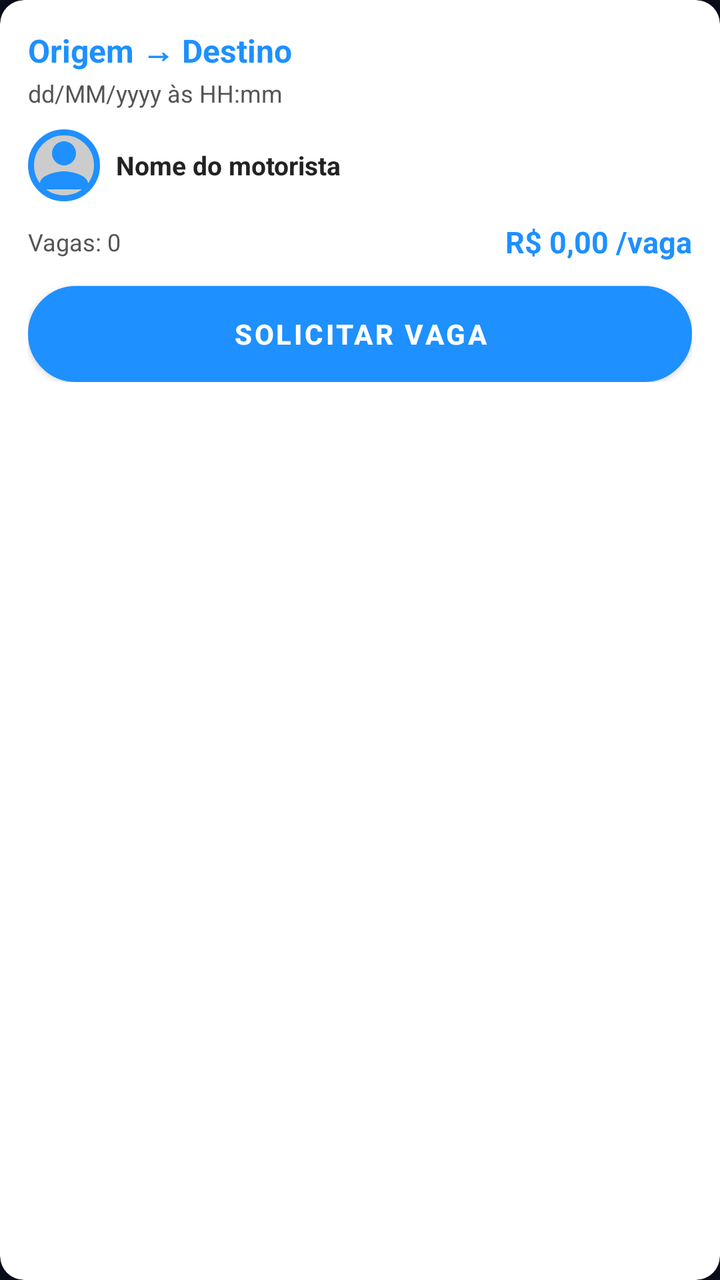
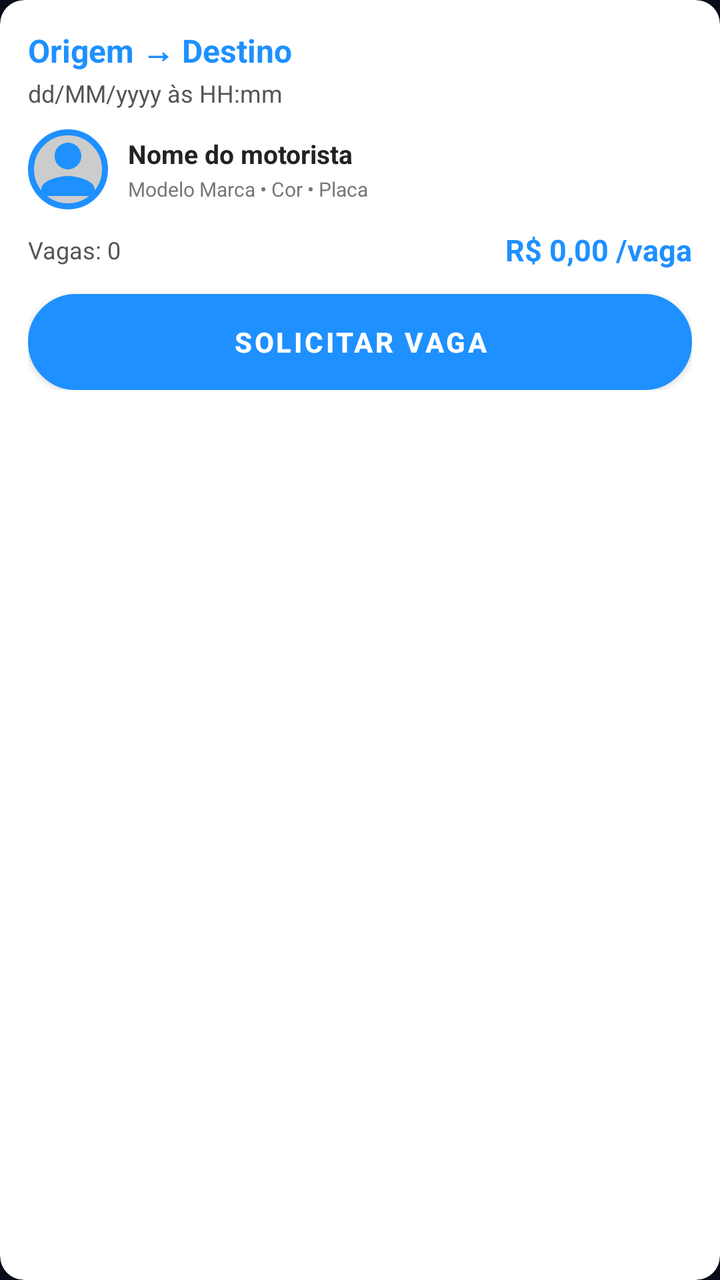

Screens rendered from an Android XML layout before and after an edit, with the pre-edit source and the edit as a unified diff.
<!-- AndroidManifest.xml: application theme Theme.Caronas -->
<!-- res/layout/item_carona_resultado.xml -->
<?xml version="1.0" encoding="utf-8"?>
<androidx.cardview.widget.CardView xmlns:android="http://schemas.android.com/apk/res/android"
    xmlns:app="http://schemas.android.com/apk/res-auto"
    android:layout_width="match_parent"
    android:layout_height="wrap_content"
    android:layout_marginBottom="10dp"
    app:cardCornerRadius="12dp"
    app:cardBackgroundColor="#FFFFFF"
    app:cardElevation="4dp">

    <LinearLayout
        android:layout_width="match_parent"
        android:layout_height="wrap_content"
        android:orientation="vertical"
        android:padding="14dp">

        <TextView
            android:id="@+id/tvRotaResultado"
            android:layout_width="match_parent"
            android:layout_height="wrap_content"
            android:textColor="#1E90FF"
            android:textSize="16sp"
            android:textStyle="bold"
            android:text="Origem → Destino" />

        <TextView
            android:id="@+id/tvDataHoraResultado"
            android:layout_width="match_parent"
            android:layout_height="wrap_content"
            android:textColor="#555555"
            android:textSize="12sp"
            android:layout_marginTop="2dp"
            android:layout_marginBottom="10dp"
            android:text="dd/MM/yyyy às HH:mm" />

        <LinearLayout
            android:layout_width="match_parent"
            android:layout_height="wrap_content"
            android:orientation="horizontal"
            android:gravity="center_vertical"
            android:layout_marginBottom="10dp">

            <ImageView
                android:id="@+id/ivFotoMotoristaResultado"
                android:layout_width="36dp"
                android:layout_height="36dp"
                android:src="@drawable/ic_person_default"
                android:scaleType="centerCrop"
                android:background="@drawable/borda_circular_azul"
                android:layout_marginEnd="8dp" />

            <TextView
                android:id="@+id/tvNomeMotoristaResultado"
                android:layout_width="0dp"
                android:layout_height="wrap_content"
                android:layout_weight="1"
                android:textColor="#222222"
                android:textSize="13sp"
                android:textStyle="bold"
                android:text="Nome do motorista" />

        </LinearLayout>

        <LinearLayout
            android:layout_width="match_parent"
            android:layout_height="wrap_content"
            android:orientation="horizontal"
            android:gravity="center_vertical"
            android:layout_marginBottom="12dp">

            <TextView
                android:id="@+id/tvVagasResultado"
                android:layout_width="0dp"
                android:layout_height="wrap_content"
                android:layout_weight="1"
                android:textColor="#555555"
                android:textSize="12sp"
                android:text="Vagas: 0" />

            <TextView
                android:id="@+id/tvValorResultado"
                android:layout_width="wrap_content"
                android:layout_height="wrap_content"
                android:textColor="#1E90FF"
                android:textSize="15sp"
                android:textStyle="bold"
                android:text="R$ 0,00 /vaga" />

        </LinearLayout>

        <Button
            android:id="@+id/btnSolicitarResultado"
            android:layout_width="match_parent"
            android:layout_height="wrap_content"
            android:text="@string/procurar_botao_solicitar"
            android:textColor="#FFFFFF"
            android:textStyle="bold"
            android:background="@drawable/botao_azul_neon" />

    </LinearLayout>

</androidx.cardview.widget.CardView>
<!-- resources referenced by this layout -->
<resources>
  <!-- drawable borda_circular_azul (drawable) -->
  <?xml version="1.0" encoding="utf-8"?>
  <shape xmlns:android="http://schemas.android.com/apk/res/android"
      android:shape="oval">
      <stroke
          android:width="3dp"
          android:color="#1E90FF" />
      <solid android:color="#33000000" />
  </shape>
  <!-- drawable botao_azul_neon (drawable) -->
  <?xml version="1.0" encoding="utf-8"?>
  <shape xmlns:android="http://schemas.android.com/apk/res/android">
      <solid android:color="#1E90FF" />
      <corners android:radius="25dp" />
      <stroke android:width="2dp" android:color="#66C7FF" />
      <padding android:left="16dp" android:right="16dp" android:top="12dp" android:bottom="12dp" />
  </shape>
  <!-- drawable ic_person_default (drawable) -->
  <?xml version="1.0" encoding="utf-8"?>
  <vector xmlns:android="http://schemas.android.com/apk/res/android"
      android:width="80dp"
      android:height="80dp"
      android:viewportWidth="24"
      android:viewportHeight="24">
      <path
          android:fillColor="#1E90FF"
          android:pathData="M12,12c2.21,0 4,-1.79 4,-4s-1.79,-4 -4,-4 -4,1.79 -4,4 1.79,4 4,4zM12,14c-2.67,0 -8,1.34 -8,4v2h16v-2c0,-2.66 -5.33,-4 -8,-4z"/>
  </vector>
  <string name="procurar_botao_solicitar">Solicitar vaga</string>
  <style name="Theme.Caronas" parent="Theme.MaterialComponents.DayNight.NoActionBar">
          <item name="colorPrimary">@color/azul_neon</item>
          <item name="colorPrimaryVariant">@color/azul_neon_escuro</item>
          <item name="colorOnPrimary">@color/white</item>
          <item name="colorSecondary">@color/azul_neon</item>
          <item name="colorSecondaryVariant">@color/azul_neon_escuro</item>
          <item name="colorOnSecondary">@color/white</item>
          <item name="android:statusBarColor">@color/fundo_escuro</item>
          <item name="android:windowBackground">@color/fundo_escuro</item>
      </style>
  <color name="azul_neon">#1E90FF</color>
  <color name="azul_neon_escuro">#0D47A1</color>
  <color name="white">#FFFFFFFF</color>
  <color name="fundo_escuro">#0A0E1A</color>
</resources>

<!-- the commit's change to res/layout/item_carona_resultado.xml (unified diff, before → after) -->
@@ -37,27 +37,42 @@
             android:layout_width="match_parent"
             android:layout_height="wrap_content"
             android:orientation="horizontal"
-            android:gravity="center_vertical"
+            android:gravity="center_vertical|start"
             android:layout_marginBottom="10dp">
 
             <ImageView
                 android:id="@+id/ivFotoMotoristaResultado"
-                android:layout_width="36dp"
-                android:layout_height="36dp"
+                android:layout_width="40dp"
+                android:layout_height="40dp"
                 android:src="@drawable/ic_person_default"
                 android:scaleType="centerCrop"
                 android:background="@drawable/borda_circular_azul"
-                android:layout_marginEnd="8dp" />
+                android:layout_marginEnd="10dp" />
 
-            <TextView
-                android:id="@+id/tvNomeMotoristaResultado"
-                android:layout_width="0dp"
+            <LinearLayout
+                android:layout_width="wrap_content"
                 android:layout_height="wrap_content"
-                android:layout_weight="1"
-                android:textColor="#222222"
-                android:textSize="13sp"
-                android:textStyle="bold"
-                android:text="Nome do motorista" />
+                android:orientation="vertical">
+
+                <TextView
+                    android:id="@+id/tvNomeMotoristaResultado"
+                    android:layout_width="wrap_content"
+                    android:layout_height="wrap_content"
+                    android:textColor="#222222"
+                    android:textSize="13sp"
+                    android:textStyle="bold"
+                    android:text="Nome do motorista" />
+
+                <TextView
+                    android:id="@+id/tvCarroMotoristaResultado"
+                    android:layout_width="wrap_content"
+                    android:layout_height="wrap_content"
+                    android:textColor="#777777"
+                    android:textSize="10sp"
+                    android:layout_marginTop="2dp"
+                    android:text="Modelo Marca • Cor • Placa" />
+
+            </LinearLayout>
 
         </LinearLayout>
 
